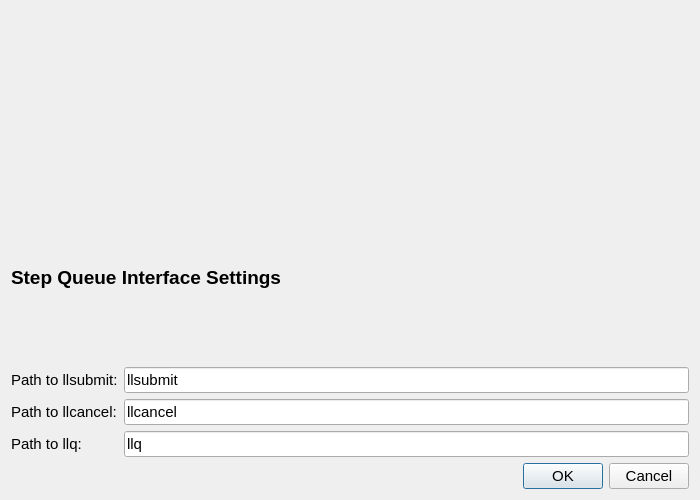
Old version of the form src/search/gui/queueinterfaces/loadlevelerdialog.ui in the repository xtalopt/XtalOpt.
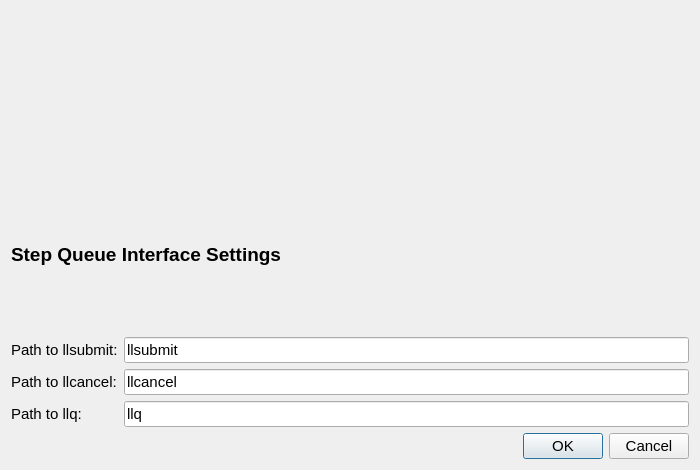
New version of the form. Custom widgets are drawn as their Qt base class.

```diff
--- a/src/search/gui/queueinterfaces/loadlevelerdialog.ui
+++ b/src/search/gui/queueinterfaces/loadlevelerdialog.ui
@@ -7,7 +7,7 @@
     <x>0</x>
     <y>0</y>
     <width>700</width>
-    <height>500</height>
+    <height>470</height>
    </rect>
   </property>
   <property name="sizePolicy">
```
